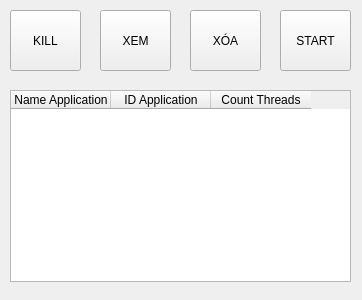
The window that client/listapp.ui (lethanhkhoi/Socket_Python) describes before a commit, drawn with Qt 5.
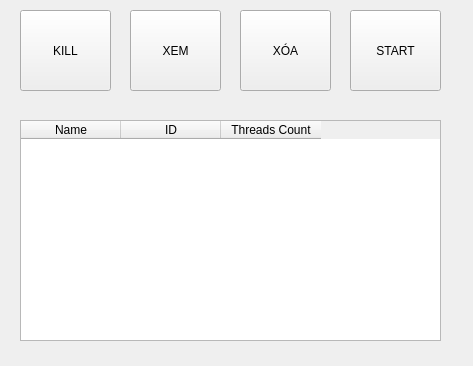
The same window after the commit.

What changed in the file:
```diff
--- a/client/listapp.ui
+++ b/client/listapp.ui
@@ -6,8 +6,8 @@
    <rect>
     <x>0</x>
     <y>0</y>
-    <width>362</width>
-    <height>300</height>
+    <width>473</width>
+    <height>366</height>
    </rect>
   </property>
   <property name="windowTitle">
@@ -16,10 +16,10 @@
   <widget class="QPushButton" name="kill_Button">
    <property name="geometry">
     <rect>
-     <x>10</x>
+     <x>20</x>
      <y>10</y>
-     <width>71</width>
-     <height>61</height>
+     <width>91</width>
+     <height>81</height>
     </rect>
    </property>
    <property name="text">
@@ -29,10 +29,10 @@
   <widget class="QPushButton" name="view_Button">
    <property name="geometry">
     <rect>
-     <x>100</x>
+     <x>130</x>
      <y>10</y>
-     <width>71</width>
-     <height>61</height>
+     <width>91</width>
+     <height>81</height>
     </rect>
    </property>
    <property name="text">
@@ -42,10 +42,10 @@
   <widget class="QPushButton" name="delete_Button">
    <property name="geometry">
     <rect>
-     <x>190</x>
+     <x>240</x>
      <y>10</y>
-     <width>71</width>
-     <height>61</height>
+     <width>91</width>
+     <height>81</height>
     </rect>
    </property>
    <property name="text">
@@ -55,10 +55,10 @@
   <widget class="QPushButton" name="start_Button">
    <property name="geometry">
     <rect>
-     <x>280</x>
+     <x>350</x>
      <y>10</y>
-     <width>71</width>
-     <height>61</height>
+     <width>91</width>
+     <height>81</height>
     </rect>
    </property>
    <property name="text">
@@ -68,25 +68,25 @@
   <widget class="QTableWidget" name="list_app">
    <property name="geometry">
     <rect>
-     <x>10</x>
-     <y>90</y>
-     <width>341</width>
-     <height>192</height>
+     <x>20</x>
+     <y>120</y>
+     <width>421</width>
+     <height>221</height>
     </rect>
    </property>
    <column>
     <property name="text">
-     <string>Name Application</string>
+     <string>Name</string>
     </property>
    </column>
    <column>
     <property name="text">
-     <string>ID Application</string>
+     <string>ID</string>
     </property>
    </column>
    <column>
     <property name="text">
-     <string>Count Threads</string>
+     <string>Threads Count</string>
     </property>
    </column>
   </widget>
```
Left out of the diff: 2 changed lines with no effect on the pictures.
